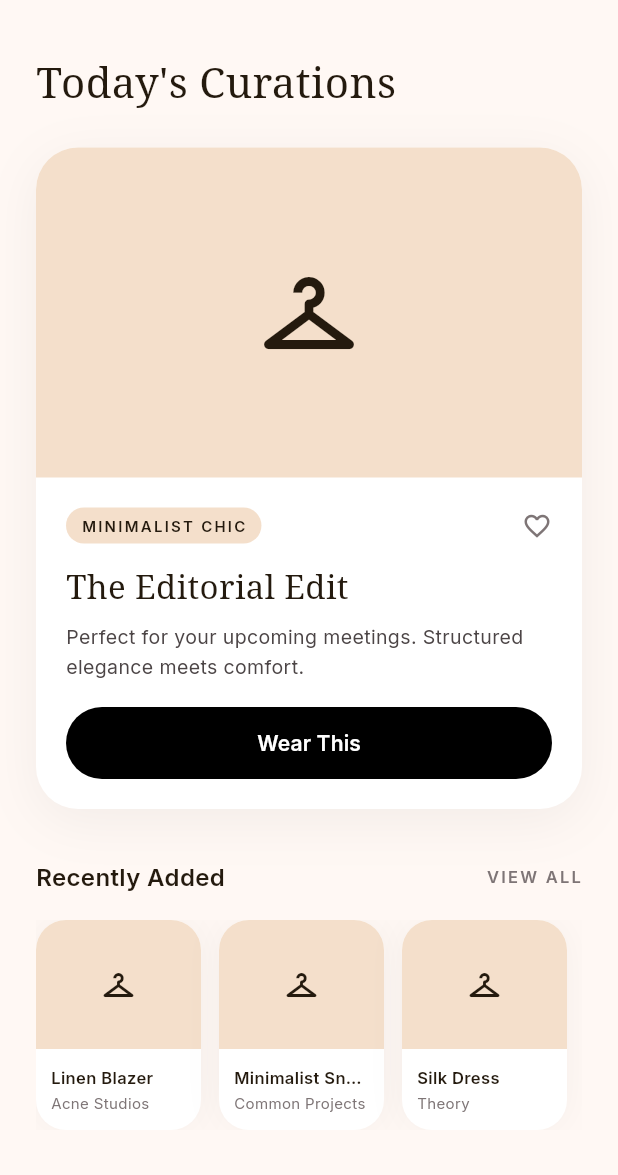
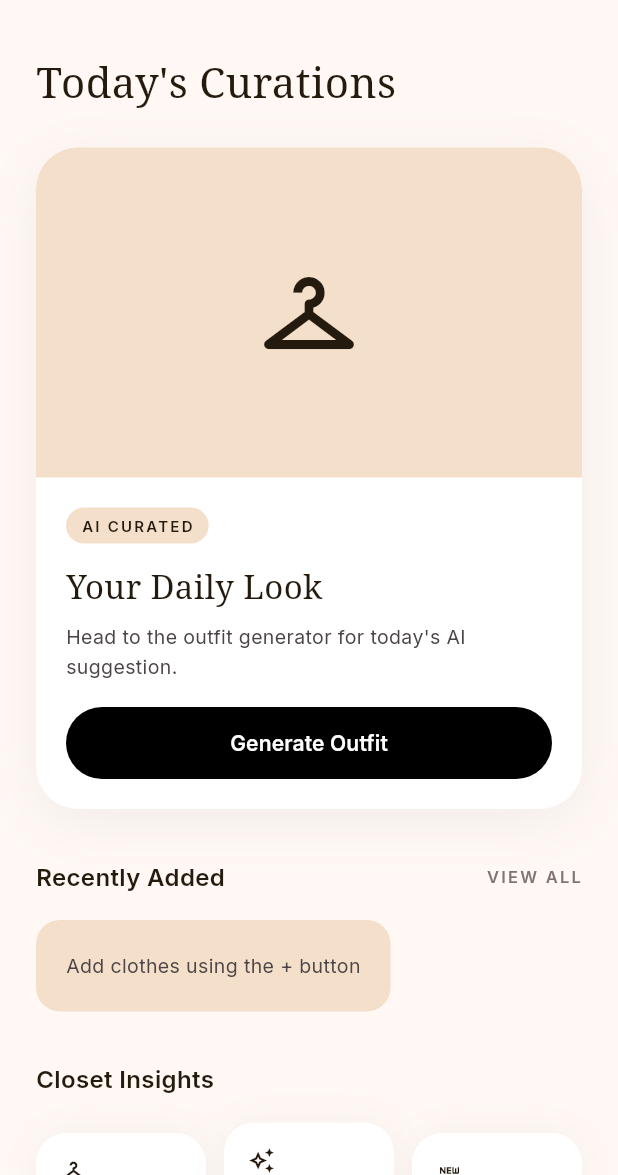
Before and after one commit to BhargavaAtharva/wardrobe-plus, a Flutter app: the HomeDashboard widget shown alone on an empty page, opened directly, on a phone screen of 412 x 824 dp, the part 61-1236 px from its top. Run offline on Flutter 3.47's test engine with Material 3 defaults, Android fonts, the phone set to English and light mode, and no system bars; our stand-ins replace google_fonts, image_picker, shared_preferences, sqflite; accounts and stored records are empty.

Commit message:
Add outfit history, permanent image storage, real home dashboard data

```diff
--- a/app/wardrobe_plus/lib/screens/home_screen.dart
+++ b/app/wardrobe_plus/lib/screens/home_screen.dart
@@ -1,3 +1,5 @@
+import 'dart:io';
+import '../services/database_helper.dart';
 import 'package:flutter/material.dart';
 import 'package:google_fonts/google_fonts.dart';
 import 'closet_screen.dart';
@@ -55,8 +57,33 @@ class _HomeScreenState extends State<HomeScreen> {
   }
 }
 
-class HomeDashboard extends StatelessWidget {
+class HomeDashboard extends StatefulWidget {
   const HomeDashboard({super.key});
+  @override
+  State<HomeDashboard> createState() => _HomeDashboardState();
+}
+
+class _HomeDashboardState extends State<HomeDashboard> {
+  List<Map<String, dynamic>> _recentItems = [];
+  int _totalItems = 0;
+  int _outfitsLogged = 0;
+
+  @override
+  void initState() {
+    super.initState();
+    _loadData();
+  }
+
+  Future<void> _loadData() async {
+    final recent = await DatabaseHelper.instance.getRecentItems(limit: 6);
+    final total = await DatabaseHelper.instance.getTotalItems();
+    final outfits = await DatabaseHelper.instance.getTotalOutfitsLogged();
+    setState(() {
+      _recentItems = recent;
+      _totalItems = total;
+      _outfitsLogged = outfits;
+    });
+  }
 
   @override
   Widget build(BuildContext context) {
@@ -67,25 +94,17 @@ class HomeDashboard extends StatelessWidget {
           crossAxisAlignment: CrossAxisAlignment.start,
           children: [
             const SizedBox(height: 20),
-            // Top bar
             Row(
               mainAxisAlignment: MainAxisAlignment.spaceBetween,
               children: [
                 Text('ACLOSET AI',
-                    style: GoogleFonts.inter(
-                        fontSize: 11,
-                        fontWeight: FontWeight.w600,
-                        letterSpacing: 2.5,
-                        color: const Color(0xFF241A0E))),
+                    style: GoogleFonts.inter(fontSize: 11, fontWeight: FontWeight.w600, letterSpacing: 2.5, color: const Color(0xFF241A0E))),
                 const Icon(Icons.notifications_outlined, size: 22, color: Color(0xFF241A0E)),
               ],
             ),
             const SizedBox(height: 32),
             Text("Today's Curations",
-                style: GoogleFonts.notoSerif(
-                    fontSize: 28,
-                    fontWeight: FontWeight.w400,
-                    color: const Color(0xFF241A0E))),
+                style: GoogleFonts.notoSerif(fontSize: 28, fontWeight: FontWeight.w400, color: const Color(0xFF241A0E))),
             const SizedBox(height: 20),
             // Featured outfit card
             Container(
@@ -93,13 +112,7 @@ class HomeDashboard extends StatelessWidget {
               decoration: BoxDecoration(
                 color: Colors.white,
                 borderRadius: BorderRadius.circular(28),
-                boxShadow: [
-                  BoxShadow(
-                    color: Colors.black.withOpacity(0.05),
-                    blurRadius: 30,
-                    offset: const Offset(0, 8),
-                  ),
-                ],
+                boxShadow: [BoxShadow(color: Colors.black.withOpacity(0.05), blurRadius: 30, offset: const Offset(0, 8))],
               ),
               child: Column(
                 crossAxisAlignment: CrossAxisAlignment.start,
@@ -127,29 +140,17 @@ class HomeDashboard extends StatelessWidget {
                                 color: const Color(0xFFF4DFCB),
                                 borderRadius: BorderRadius.circular(12),
                               ),
-                              child: Text('MINIMALIST CHIC',
-                                  style: GoogleFonts.inter(
-                                      fontSize: 10,
-                                      fontWeight: FontWeight.w600,
-                                      letterSpacing: 1.5,
-                                      color: const Color(0xFF241A0E))),
+                              child: Text('AI CURATED',
+                                  style: GoogleFonts.inter(fontSize: 10, fontWeight: FontWeight.w600, letterSpacing: 1.5, color: const Color(0xFF241A0E))),
                             ),
-                            const Spacer(),
-                            const Icon(Icons.favorite_border, size: 20, color: Color(0xFF7E7576)),
                           ],
                         ),
                         const SizedBox(height: 12),
-                        Text('The Editorial Edit',
-                            style: GoogleFonts.notoSerif(
-                                fontSize: 22,
-                                fontWeight: FontWeight.w400,
-                                color: const Color(0xFF241A0E))),
+                        Text('Your Daily Look',
+                            style: GoogleFonts.notoSerif(fontSize: 22, fontWeight: FontWeight.w400, color: const Color(0xFF241A0E))),
                         const SizedBox(height: 6),
-                        Text('Perfect for your upcoming meetings. Structured elegance meets comfort.',
-                            style: GoogleFonts.inter(
-                                fontSize: 13,
-                                height: 1.5,
-                                color: const Color(0xFF4C4546))),
+                        Text('Head to the outfit generator for today\'s AI suggestion.',
+                            style: GoogleFonts.inter(fontSize: 13, height: 1.5, color: const Color(0xFF4C4546))),
                         const SizedBox(height: 16),
                         SizedBox(
                           width: double.infinity,
@@ -160,12 +161,10 @@ class HomeDashboard extends StatelessWidget {
                               backgroundColor: Colors.black,
                               foregroundColor: Colors.white,
                               elevation: 0,
-                              shape: RoundedRectangleBorder(
-                                  borderRadius: BorderRadius.circular(24)),
+                              shape: RoundedRectangleBorder(borderRadius: BorderRadius.circular(24)),
                             ),
-                            child: Text('Wear This',
-                                style: GoogleFonts.inter(
-                                    fontSize: 14, fontWeight: FontWeight.w600)),
+                            child: Text('Generate Outfit',
+                                style: GoogleFonts.inter(fontSize: 14, fontWeight: FontWeight.w600)),
                           ),
                         ),
                       ],
@@ -180,45 +179,45 @@ class HomeDashboard extends StatelessWidget {
               mainAxisAlignment: MainAxisAlignment.spaceBetween,
               children: [
                 Text('Recently Added',
-                    style: GoogleFonts.inter(
-                        fontSize: 16,
-                        fontWeight: FontWeight.w600,
-                        color: const Color(0xFF241A0E))),
+                    style: GoogleFonts.inter(fontSize: 16, fontWeight: FontWeight.w600, color: const Color(0xFF241A0E))),
                 Text('VIEW ALL',
-                    style: GoogleFonts.inter(
-                        fontSize: 11,
-                        fontWeight: FontWeight.w600,
-                        letterSpacing: 1.5,
-                        color: const Color(0xFF7E7576))),
+                    style: GoogleFonts.inter(fontSize: 11, fontWeight: FontWeight.w600, letterSpacing: 1.5, color: const Color(0xFF7E7576))),
               ],
             ),
             const SizedBox(height: 16),
-            SizedBox(
+            _recentItems.isEmpty
+                ? Container(
+                    padding: const EdgeInsets.all(20),
+                    decoration: BoxDecoration(
+                      color: const Color(0xFFF4DFCB),
+                      borderRadius: BorderRadius.circular(16),
+                    ),
+                    child: Text('Add clothes using the + button',
+                        style: GoogleFonts.inter(fontSize: 13, color: const Color(0xFF4C4546))),
+                  )
+                : SizedBox(
                     height: 140,
-              child: ListView(
+                    child: ListView.builder(
                       scrollDirection: Axis.horizontal,
-                children: [
-                  _recentItem('Linen Blazer', 'Acne Studios'),
-                  _recentItem('Minimalist Sneaker', 'Common Projects'),
-                  _recentItem('Silk Dress', 'Theory'),
-                ],
+                      itemCount: _recentItems.length,
+                      itemBuilder: (context, index) {
+                        final item = _recentItems[index];
+                        return _recentItemCard(item);
+                      },
                     ),
                   ),
             const SizedBox(height: 32),
             // Closet Insights
             Text('Closet Insights',
-                style: GoogleFonts.inter(
-                    fontSize: 16,
-                    fontWeight: FontWeight.w600,
-                    color: const Color(0xFF241A0E))),
+                style: GoogleFonts.inter(fontSize: 16, fontWeight: FontWeight.w600, color: const Color(0xFF241A0E))),
             const SizedBox(height: 16),
             Row(
               children: [
-                Expanded(child: _insightCard('142', 'TOTAL ITEMS', Icons.checkroom_outlined)),
+                Expanded(child: _insightCard(_totalItems.toString(), 'TOTAL ITEMS', Icons.checkroom_outlined)),
                 const SizedBox(width: 12),
-                Expanded(child: _insightCard('85%', 'WEAR RATE', Icons.eco_outlined)),
+                Expanded(child: _insightCard(_outfitsLogged.toString(), 'OUTFITS LOGGED', Icons.auto_awesome_outlined)),
                 const SizedBox(width: 12),
-                Expanded(child: _insightCard('\$2.4k', 'VALUE', Icons.trending_up)),
+                Expanded(child: _insightCard('${_recentItems.length}', 'RECENT', Icons.fiber_new_outlined)),
               ],
             ),
             const SizedBox(height: 32),
@@ -228,7 +227,7 @@ class HomeDashboard extends StatelessWidget {
     );
   }
 
-  Widget _recentItem(String name, String brand) {
+  Widget _recentItemCard(Map<String, dynamic> item) {
     return Container(
       width: 110,
       margin: const EdgeInsets.only(right: 12),
@@ -241,27 +240,28 @@ class HomeDashboard extends StatelessWidget {
         crossAxisAlignment: CrossAxisAlignment.start,
         children: [
           Expanded(
-            child: Container(
-              decoration: const BoxDecoration(
-                color: Color(0xFFF4DFCB),
-                borderRadius: BorderRadius.vertical(top: Radius.circular(20)),
-              ),
+            child: ClipRRect(
+              borderRadius: const BorderRadius.vertical(top: Radius.circular(20)),
+              child: item['imagePath'] != null && File(item['imagePath']).existsSync()
+                  ? Image.file(File(item['imagePath']), fit: BoxFit.cover, width: double.infinity)
+                  : Container(
+                      color: const Color(0xFFF4DFCB),
                       child: const Center(child: Icon(Icons.checkroom, color: Color(0xFF241A0E))),
                     ),
             ),
+          ),
           Padding(
-            padding: const EdgeInsets.all(10),
+            padding: const EdgeInsets.all(8),
             child: Column(
               crossAxisAlignment: CrossAxisAlignment.start,
               children: [
-                Text(name,
+                Text(item['type'] ?? '',
                     style: GoogleFonts.inter(fontSize: 11, fontWeight: FontWeight.w600, color: const Color(0xFF241A0E)),
-                    maxLines: 1,
-                    overflow: TextOverflow.ellipsis),
-                Text(brand,
+                    maxLines: 1, overflow: TextOverflow.ellipsis),
+                if (item['color'] != null)
+                  Text(item['color'],
                       style: GoogleFonts.inter(fontSize: 10, color: const Color(0xFF7E7576)),
-                    maxLines: 1,
-                    overflow: TextOverflow.ellipsis),
+                      maxLines: 1, overflow: TextOverflow.ellipsis),
               ],
             ),
           ),
--- a/app/wardrobe_plus/lib/services/database_helper.dart
+++ b/app/wardrobe_plus/lib/services/database_helper.dart
@@ -16,7 +16,7 @@ class DatabaseHelper {
   Future<Database> _initDB(String filePath) async {
     final dbPath = await getDatabasesPath();
     final path = join(dbPath, filePath);
-    return await openDatabase(path, version: 2, onCreate: _createDB, onUpgrade: _onUpgrade);
+    return await openDatabase(path, version: 3, onCreate: _createDB, onUpgrade: _onUpgrade);
   }
 
   Future _createDB(Database db, int version) async {
@@ -27,16 +27,41 @@ class DatabaseHelper {
         color TEXT,
         confidence REAL,
         imagePath TEXT,
-        dateAdded TEXT NOT NULL
+        dateAdded TEXT NOT NULL,
+        lastWorn TEXT,
+        wearCount INTEGER DEFAULT 0
+      )
+    ''');
+
+    await db.execute('''
+      CREATE TABLE outfit_logs (
+        id INTEGER PRIMARY KEY AUTOINCREMENT,
+        date TEXT NOT NULL,
+        itemIds TEXT NOT NULL,
+        occasion TEXT
       )
     ''');
   }
+
   Future _onUpgrade(Database db, int oldVersion, int newVersion) async {
     if (oldVersion < 2) {
       await db.execute('ALTER TABLE clothing ADD COLUMN color TEXT');
     }
+    if (oldVersion < 3) {
+      await db.execute('ALTER TABLE clothing ADD COLUMN lastWorn TEXT');
+      await db.execute('ALTER TABLE clothing ADD COLUMN wearCount INTEGER DEFAULT 0');
+      await db.execute('''
+        CREATE TABLE IF NOT EXISTS outfit_logs (
+          id INTEGER PRIMARY KEY AUTOINCREMENT,
+          date TEXT NOT NULL,
+          itemIds TEXT NOT NULL,
+          occasion TEXT
+        )
+      ''');
+    }
   }
 
+  // Clothing methods
   Future<int> insertItem(Map<String, dynamic> item) async {
     final db = await instance.database;
     return await db.insert('clothing', item);
@@ -46,6 +71,23 @@ class DatabaseHelper {
     final db = await instance.database;
     return await db.query('clothing', orderBy: 'dateAdded DESC');
   }
+
+  Future<List<Map<String, dynamic>>> getRecentItems({int limit = 6}) async {
+    final db = await instance.database;
+    return await db.query('clothing', orderBy: 'dateAdded DESC', limit: limit);
+  }
+
+  Future<List<Map<String, dynamic>>> getNotWornRecently({int days = 7}) async {
+    final db = await instance.database;
+    final cutoff = DateTime.now().subtract(Duration(days: days)).toIso8601String();
+    return await db.query(
+      'clothing',
+      where: 'lastWorn IS NULL OR lastWorn < ?',
+      whereArgs: [cutoff],
+      orderBy: 'lastWorn ASC',
+    );
+  }
+
   Future<int> deleteItem(int id) async {
     final db = await instance.database;
     return await db.delete('clothing', where: 'id = ?', whereArgs: [id]);
@@ -60,4 +102,52 @@ Future<int> updateItemType(int id, String newType) async {
       whereArgs: [id],
     );
   }
+
+  Future<int> updateItemColor(int id, String newColor) async {
+    final db = await instance.database;
+    return await db.update(
+      'clothing',
+      {'color': newColor},
+      where: 'id = ?',
+      whereArgs: [id],
+    );
   }
+
+  Future<void> markAsWorn(List<int> itemIds) async {
+    final db = await instance.database;
+    final now = DateTime.now().toIso8601String();
+    for (final id in itemIds) {
+      await db.rawUpdate(
+        'UPDATE clothing SET lastWorn = ?, wearCount = wearCount + 1 WHERE id = ?',
+        [now, id],
+      );
+    }
+  }
+
+  // Outfit log methods
+  Future<int> logOutfit(List<int> itemIds, String occasion) async {
+    final db = await instance.database;
+    return await db.insert('outfit_logs', {
+      'date': DateTime.now().toIso8601String(),
+      'itemIds': itemIds.join(','),
+      'occasion': occasion,
+    });
+  }
+
+  Future<List<Map<String, dynamic>>> getOutfitLogs() async {
+    final db = await instance.database;
+    return await db.query('outfit_logs', orderBy: 'date DESC');
+  }
+
+  Future<int> getTotalItems() async {
+    final db = await instance.database;
+    final result = await db.rawQuery('SELECT COUNT(*) as count FROM clothing');
+    return result.first['count'] as int;
+  }
+
+  Future<int> getTotalOutfitsLogged() async {
+    final db = await instance.database;
+    final result = await db.rawQuery('SELECT COUNT(*) as count FROM outfit_logs');
+    return result.first['count'] as int;
+  }
+}
--- a/app/wardrobe_plus/pubspec.yaml
+++ b/app/wardrobe_plus/pubspec.yaml
@@ -26,5 +26,7 @@ dependencies:
   # Fonts
   google_fonts: ^6.2.1
 
+  path_provider: ^2.1.2
+
 flutter:
   uses-material-design: true
```
Also changed, not shown: app/wardrobe_plus/lib/screens/add_clothing_screen.dart (+14 -5 lines), app/wardrobe_plus/lib/screens/outfit_screen.dart (+38 -0 lines). Lines whose indentation alone changed are shown as unchanged.
